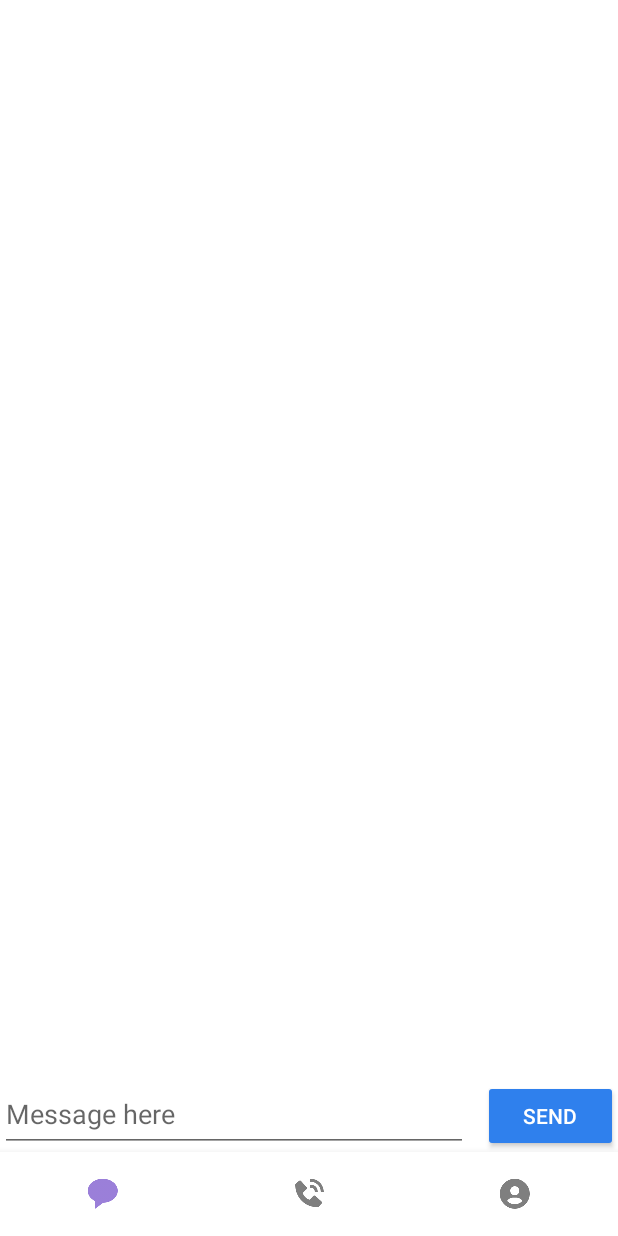
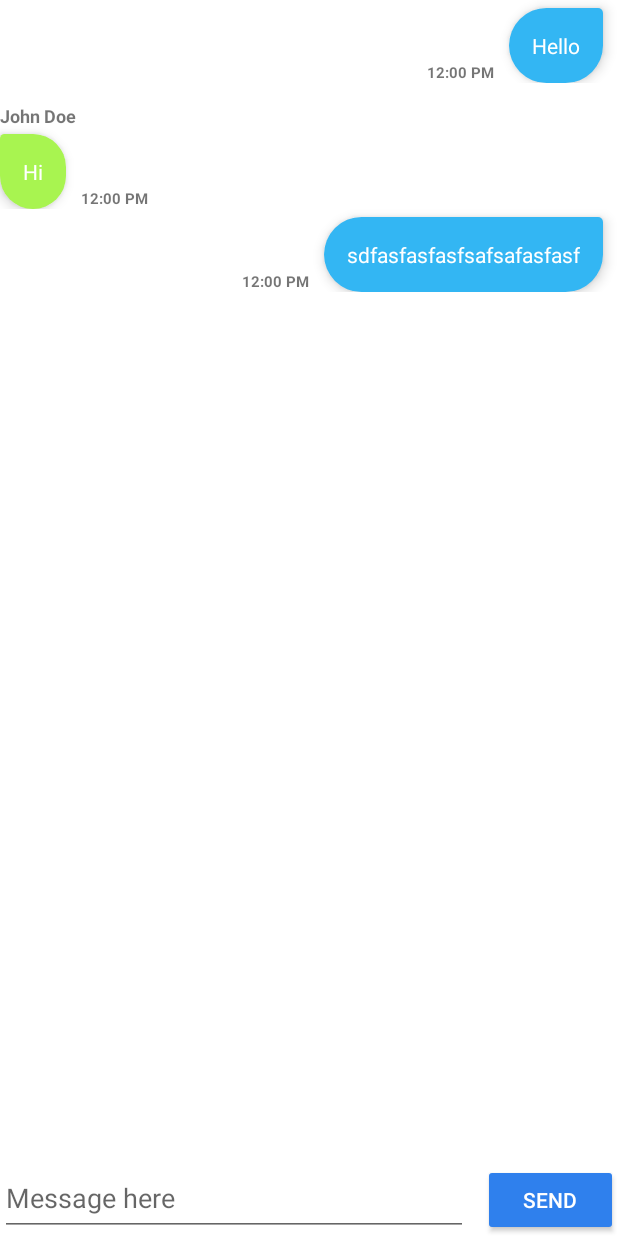
Before and after one commit to huypham85/ChatAppClient, an Android app: the ChatFragment screen opened through its navigation route, on a phone screen of 412 x 824 dp. Run offline under Robolectric (Android 15) with nearby library versions, the phone set to English and light mode, and no system bars; our stand-ins replace Dagger/Hilt's generated code, data binding, navigation-ui; Roboto replaces fonts that are not available here; 2 statements that could not run were skipped.

Commit message:
add authorization header, message chat

```diff
--- a/app/src/main/java/com/vn/chat_app_client/data/api/common/Consts.kt
+++ b/app/src/main/java/com/vn/chat_app_client/data/api/common/Consts.kt
@@ -2,7 +2,7 @@ package com.vn.chat_app_client.data.api.common
 
 object Consts {
     // todo: save in build config
-    const val BASE_URL = "http://10.1.20.179:1111"
+    const val BASE_URL = "http://192.168.1.9:1111"
     const val AUTHORIZATION_KEY = "Authorization"
     const val JWT_PREFIX = "Bearer "
 }
--- /dev/null
+++ b/app/src/main/java/com/vn/chat_app_client/data/api/service/ProfileService.kt
@@ -0,0 +1,10 @@
+package com.vn.chat_app_client.data.api.service
+
+import com.vn.chat_app_client.data.api.auth.response.profile.ProfileResponse
+import retrofit2.http.GET
+
+interface ProfileService {
+
+    @GET("auth/profile")
+    suspend fun fetchProfile(): ProfileResponse
+}
--- a/app/src/main/java/com/vn/chat_app_client/data/model/Message.kt
+++ b/app/src/main/java/com/vn/chat_app_client/data/model/Message.kt
@@ -1,7 +1,7 @@
 package com.vn.chat_app_client.data.model
 
 data class Message(
-    val user: String,
+    val senderId: Int,
     val message: String,
     val time: Long,
 )
--- a/app/src/main/java/com/vn/chat_app_client/data/repository/AuthRepositoryImpl.kt
+++ b/app/src/main/java/com/vn/chat_app_client/data/repository/AuthRepositoryImpl.kt
@@ -5,7 +5,7 @@ import com.vn.chat_app_client.data.api.auth.response.LoginResponse
 import com.vn.chat_app_client.data.api.auth.response.RegisterRequest
 import com.vn.chat_app_client.data.api.auth.response.RegisterResponse
 import com.vn.chat_app_client.data.api.common.AccountData
-import com.vn.chat_app_client.data.api.common.SavedAccount
+import com.vn.chat_app_client.data.api.common.SavedAccountManager
 import com.vn.chat_app_client.data.api.service.AuthService
 import com.vn.chat_app_client.data.model.User
 import com.vn.chat_app_client.domain.repository.repository.AuthRepository
@@ -17,7 +17,7 @@ import javax.inject.Inject
 
 class AuthRepositoryImpl @Inject constructor(
     private val service: AuthService,
-    private val savedAccount: SavedAccount,
+    private val savedAccountManager: SavedAccountManager,
 ) : AuthRepository {
     override suspend fun checkLogin(user: User): Result<LoginResponse> {
         return withContext(Dispatchers.Default) {
@@ -35,7 +35,7 @@ class AuthRepositoryImpl @Inject constructor(
         return try {
             val accountData = JWTHelper.decode<AccountData>(loginData.accessToken)
             // TODO: handle data from accountData
-            savedAccount.accessToken = loginData.accessToken
+            savedAccountManager.saveAuthToken(loginData.accessToken)
             Result.success(Unit)
         } catch (e: Exception) {
             Result.failure(e)
--- a/app/src/main/java/com/vn/chat_app_client/presentation/MainActivity.kt
+++ b/app/src/main/java/com/vn/chat_app_client/presentation/MainActivity.kt
@@ -1,9 +1,11 @@
 package com.vn.chat_app_client.presentation
 
 import android.os.Bundle
+import android.view.View
 import androidx.appcompat.app.AppCompatActivity
 import androidx.core.view.isVisible
 import androidx.navigation.NavController
+import androidx.navigation.NavDestination
 import androidx.navigation.fragment.NavHostFragment
 import androidx.navigation.ui.setupWithNavController
 import com.vn.chat_app_client.R
@@ -35,5 +37,11 @@ class MainActivity : AppCompatActivity() {
                 binding.bottomNavigationView.isVisible = !visibility
             }
         }
+
+        navController.addOnDestinationChangedListener { _, nd: NavDestination, _ ->
+            if (nd.id == R.id.chatFragment) {
+                binding.bottomNavigationView.visibility = View.GONE
+            }
+        }
     }
 }
--- a/app/src/main/java/com/vn/chat_app_client/presentation/chats/ChatFragment.kt
+++ b/app/src/main/java/com/vn/chat_app_client/presentation/chats/ChatFragment.kt
@@ -1,24 +1,76 @@
 package com.vn.chat_app_client.presentation.chats
 
-import androidx.lifecycle.ViewModelProvider
+import android.annotation.SuppressLint
+import android.graphics.Rect
 import android.os.Bundle
-import androidx.fragment.app.Fragment
 import android.view.LayoutInflater
 import android.view.View
 import android.view.ViewGroup
+import android.view.ViewTreeObserver
+import androidx.databinding.DataBindingUtil
+import androidx.fragment.app.Fragment
 import androidx.fragment.app.viewModels
+import androidx.lifecycle.lifecycleScope
+import androidx.recyclerview.widget.LinearLayoutManager
 import com.vn.chat_app_client.R
+import com.vn.chat_app_client.data.model.Message
+import com.vn.chat_app_client.databinding.FragmentChatBinding
 import dagger.hilt.android.AndroidEntryPoint
 
 @AndroidEntryPoint
 class ChatFragment : Fragment() {
     private val viewModel: ChatViewModel by viewModels()
+    private lateinit var binding: FragmentChatBinding
 
+    private val adapter: MessageAdapter by lazy {
+        MessageAdapter(requireContext())
+    }
+
+    @SuppressLint("NotifyDataSetChanged")
     override fun onCreateView(
         inflater: LayoutInflater, container: ViewGroup?,
         savedInstanceState: Bundle?
-    ): View? {
-        return inflater.inflate(R.layout.fragment_chat, container, false)
+    ): View {
+        binding = DataBindingUtil.inflate(inflater, R.layout.fragment_chat, container, false)
+        binding.viewModel = viewModel
+
+        binding.chatRecyclerView.layoutManager = LinearLayoutManager(context)
+        binding.chatRecyclerView.adapter = adapter
+
+        binding.sendBtn.setOnClickListener {
+            val message = Message(1, binding.messageEdt.text.toString(), 1)
+            viewModel.addNewMessage(message)
+            binding.messageEdt.setText("")
+            binding.chatRecyclerView.scrollToPosition(adapter.itemCount - 1)
+        }
+
+        lifecycleScope.launchWhenStarted {
+            viewModel.messages.collect {
+                adapter.reloadData(it)
+            }
+        }
+
+        binding.messageEdt.setOnClickListener { checkKeyboard() }
+
+        return binding.root
+    }
+
+    private fun checkKeyboard() {
+        val view = binding.rootView
+        view.viewTreeObserver.addOnGlobalLayoutListener(object :
+            ViewTreeObserver.OnGlobalLayoutListener {
+            override fun onGlobalLayout() {
+                val r = Rect()
+                view.getWindowVisibleDisplayFrame(r)
+                val heightDiff = view.rootView.height - r.height()
+                if (heightDiff > 0.25 * view.rootView.height - r.height()) {
+                    if (adapter.itemCount > 0) {
+                        binding.chatRecyclerView.scrollToPosition(adapter.itemCount - 1)
+                        view.viewTreeObserver.removeOnGlobalLayoutListener(this)
+                    }
+                }
+            }
+        })
     }
 
 }
--- a/app/src/main/java/com/vn/chat_app_client/presentation/chats/ChatViewModel.kt
+++ b/app/src/main/java/com/vn/chat_app_client/presentation/chats/ChatViewModel.kt
@@ -1,7 +1,38 @@
 package com.vn.chat_app_client.presentation.chats
 
 import androidx.lifecycle.ViewModel
+import androidx.lifecycle.viewModelScope
+import com.vn.chat_app_client.data.api.service.ProfileService
+import com.vn.chat_app_client.data.model.Message
+import dagger.hilt.android.lifecycle.HiltViewModel
+import kotlinx.coroutines.flow.MutableStateFlow
+import kotlinx.coroutines.flow.asStateFlow
+import kotlinx.coroutines.launch
+import javax.inject.Inject
 
-class ChatViewModel : ViewModel() {
-    // TODO: Implement the ViewModel
+@HiltViewModel
+class ChatViewModel @Inject constructor(
+    private val service: ProfileService,
+) : ViewModel() {
+
+    init {
+        viewModelScope.launch {
+            service.fetchProfile()
+        }
+    }
+
+    private val listMessage = mutableListOf(
+        Message(1, "Hello", 100), Message(2, "Hi", 101),
+        Message(1, "sdfasfasfasfsafsafasfasf", 102)
+    )
+
+    var messageText = MutableStateFlow("")
+    private val _messages = MutableStateFlow(listMessage)
+    val messages = _messages.asStateFlow()
+
+    fun addNewMessage(message: Message) {
+        if (message.message.isNotBlank())
+        _messages.value.add(message)
+        messageText.value = ""
+    }
 }
--- a/app/src/main/java/com/vn/chat_app_client/presentation/chats/MessageAdapter.kt
+++ b/app/src/main/java/com/vn/chat_app_client/presentation/chats/MessageAdapter.kt
@@ -3,7 +3,9 @@ package com.vn.chat_app_client.presentation.chats
 import android.annotation.SuppressLint
 import android.content.Context
 import android.view.LayoutInflater
+import android.view.View
 import android.view.ViewGroup
+import android.widget.TextView
 import androidx.recyclerview.widget.RecyclerView
 import com.vn.chat_app_client.R
 import com.vn.chat_app_client.data.model.Message
@@ -11,12 +13,12 @@ import com.vn.chat_app_client.data.model.Message
 private const val VIEW_TYPE_MY_MESSAGE = 1
 private const val VIEW_TYPE_OTHER_MESSAGE = 2
 
-class MessageAdapter (val context: Context) : RecyclerView.Adapter<MessageViewHolder>() {
-    private val messages: ArrayList<Message> = ArrayList()
+class MessageAdapter(val context: Context) : RecyclerView.Adapter<MessageViewHolder>() {
+    private var messages: List<Message> = emptyList()
 
     @SuppressLint("NotifyDataSetChanged")
-    fun addMessage(message: Message){
-        messages.add(message)
+    fun reloadData(messages: List<Message>) {
+        this.messages = messages
         notifyDataSetChanged()
     }
 
@@ -27,51 +29,48 @@ class MessageAdapter (val context: Context) : RecyclerView.Adapter<MessageViewHo
     override fun getItemViewType(position: Int): Int {
         val message = messages[position]
 
-        return if(App.user == message.user) {
+        return if (message.senderId == 1) {
             VIEW_TYPE_MY_MESSAGE
-        }
-        else {
+        } else {
             VIEW_TYPE_OTHER_MESSAGE
         }
     }
 
     override fun onCreateViewHolder(parent: ViewGroup, viewType: Int): MessageViewHolder {
-        return if(viewType == VIEW_TYPE_MY_MESSAGE) {
-            MyMessageViewHolder(LayoutInflater.from(context).inflate(R.layout., parent, false))
+        return if (viewType == VIEW_TYPE_MY_MESSAGE) {
+            MyMessageViewHolder(
+                LayoutInflater.from(context).inflate(R.layout.my_message, parent, false)
+            )
         } else {
-            OtherMessageViewHolder(LayoutInflater.from(context).inflate(R.layout.other_message, parent, false))
+            OtherMessageViewHolder(
+                LayoutInflater.from(context).inflate(R.layout.other_message, parent, false)
+            )
         }
     }
 
     override fun onBindViewHolder(holder: MessageViewHolder, position: Int) {
-        val message = messages.get(position)
+        val message = messages[position]
 
-        holder?.bind(message)
+        holder.bind(message)
     }
 
-    inner class MyMessageViewHolder (view: View) : MessageViewHolder(view) {
-        private var messageText: TextView = view.txtMyMessage
-        private var timeText: TextView = view.txtMyMessageTime
+    inner class MyMessageViewHolder(view: View) : MessageViewHolder(view) {
+        private var messageText: TextView = view.findViewById(R.id.txtMyMessage)
+        override fun bind(message: Message) {
+            messageText.text = message.message
+
+        }
+    }
+
+    inner class OtherMessageViewHolder(view: View) : MessageViewHolder(view) {
+        private var messageText: TextView = view.findViewById(R.id.txtOtherMessage)
 
         override fun bind(message: Message) {
             messageText.text = message.message
-            timeText.text = DateUtils.fromMillisToTimeString(message.time)
-        }
-    }
-
-    inner class OtherMessageViewHolder (view: View) : MessageViewHolder(view) {
-        private var messageText: TextView = view.txtOtherMessage
-        private var userText: TextView = view.txtOtherUser
-        private var timeText: TextView = view.txtOtherMessageTime
-
-        override fun bind(message: Message) {
-            messageText.text = message.message
-            userText.text = message.user
-            timeText.text = DateUtils.fromMillisToTimeString(message.time)
         }
     }
 }
 
-open class MessageViewHolder (view: View) : RecyclerView.ViewHolder(view) {
-    open fun bind(message:Message) {}
+open class MessageViewHolder(view: View) : RecyclerView.ViewHolder(view) {
+    open fun bind(message: Message) {}
 }
--- /dev/null
+++ b/app/src/main/res/drawable-hdpi/my_message_bubble.xml
@@ -0,0 +1,12 @@
+<?xml version="1.0" encoding="utf-8"?>
+
+<shape xmlns:android="http://schemas.android.com/apk/res/android"
+    android:shape="rectangle">
+
+    <solid android:color="#33B6F3" />
+
+    <corners
+        android:topRightRadius="5dp"
+        android:radius="40dp" />
+
+</shape>
--- /dev/null
+++ b/app/src/main/res/drawable-hdpi/other_message_bubble.xml
@@ -0,0 +1,12 @@
+<?xml version="1.0" encoding="utf-8"?>
+
+<shape xmlns:android="http://schemas.android.com/apk/res/android"
+    android:shape="rectangle">
+
+    <solid android:color="#A8F450" />
+
+    <corners
+        android:topLeftRadius="5dp"
+        android:radius="40dp" />
+
+</shape>
--- a/app/src/main/res/layout/fragment_chat.xml
+++ b/app/src/main/res/layout/fragment_chat.xml
@@ -1,15 +1,17 @@
 <?xml version="1.0" encoding="utf-8"?>
 <layout xmlns:android="http://schemas.android.com/apk/res/android"
-    xmlns:tools="http://schemas.android.com/tools"
-    xmlns:app="http://schemas.android.com/apk/res-auto">
+    xmlns:app="http://schemas.android.com/apk/res-auto"
+    xmlns:tools="http://schemas.android.com/tools">
 
     <data>
+
         <variable
             name="viewModel"
             type="com.vn.chat_app_client.presentation.chats.ChatViewModel" />
     </data>
 
     <androidx.constraintlayout.widget.ConstraintLayout
+        android:id="@+id/rootView"
         android:layout_width="match_parent"
         android:layout_height="match_parent"
         tools:context=".presentation.chats.ChatFragment">
@@ -17,39 +19,40 @@
         <androidx.recyclerview.widget.RecyclerView
             android:id="@+id/chatRecyclerView"
             android:layout_width="match_parent"
-            android:layout_height="wrap_content"
-            app:layout_constraintTop_toTopOf="parent"
+            android:layout_height="0dp"
+            app:layout_constraintBottom_toTopOf="@id/sendLayout"
+            app:layout_constraintEnd_toEndOf="parent"
             app:layout_constraintStart_toStartOf="parent"
-            app:layout_constraintEnd_toEndOf="parent"
-            />
+            app:layout_constraintTop_toTopOf="parent" />
 
         <androidx.constraintlayout.widget.ConstraintLayout
+            android:id="@+id/sendLayout"
             android:layout_width="match_parent"
             android:layout_height="wrap_content"
             app:layout_constraintBottom_toBottomOf="parent"
-            app:layout_constraintStart_toStartOf="parent"
             app:layout_constraintEnd_toEndOf="parent"
-            >
+            app:layout_constraintStart_toStartOf="parent">
+
             <EditText
                 android:id="@+id/messageEdt"
                 android:layout_width="match_parent"
                 android:layout_height="50dp"
-                app:layout_constraintTop_toTopOf="parent"
-                app:layout_constraintStart_toStartOf="parent"
-                app:layout_constraintBottom_toBottomOf="parent"
                 android:layout_marginEnd="100dp"
                 android:hint="@string/message_here"
-                />
+                android:text="@={viewModel.messageText}"
+                app:layout_constraintBottom_toBottomOf="parent"
+                app:layout_constraintStart_toStartOf="parent"
+                app:layout_constraintTop_toTopOf="parent" />
+
             <androidx.appcompat.widget.AppCompatButton
                 android:id="@+id/sendBtn"
                 android:layout_width="90dp"
                 android:layout_height="wrap_content"
-                app:layout_constraintEnd_toEndOf="parent"
-                app:layout_constraintBottom_toBottomOf="parent"
+                android:backgroundTint="@color/blue__button_color"
                 android:text="@string/send"
                 android:textColor="@color/white"
-                android:backgroundTint="@color/blue__button_color"
-                />
+                app:layout_constraintBottom_toBottomOf="parent"
+                app:layout_constraintEnd_toEndOf="parent" />
         </androidx.constraintlayout.widget.ConstraintLayout>
 
     </androidx.constraintlayout.widget.ConstraintLayout>
--- /dev/null
+++ b/app/src/main/res/layout/my_message.xml
@@ -0,0 +1,34 @@
+<?xml version="1.0" encoding="utf-8"?>
+<androidx.constraintlayout.widget.ConstraintLayout
+    xmlns:android="http://schemas.android.com/apk/res/android"
+    xmlns:app="http://schemas.android.com/apk/res-auto"
+    android:layout_width="match_parent"
+    android:layout_height="wrap_content">
+
+    <TextView
+        android:id="@+id/txtMyMessage"
+        android:text="Hi, my message"
+        android:background="@drawable/my_message_bubble"
+        android:layout_width="wrap_content"
+        android:layout_height="wrap_content"
+        android:maxWidth="240dp"
+        android:padding="15dp"
+        android:elevation="5dp"
+        android:textColor="#ffffff"
+        android:layout_marginEnd="10dp"
+        android:layout_marginTop="5dp"
+        app:layout_constraintRight_toRightOf="parent"
+        app:layout_constraintTop_toTopOf="parent" />
+
+    <TextView
+        android:id="@+id/txtMyMessageTime"
+        android:text="12:00 PM"
+        android:layout_width="wrap_content"
+        android:layout_height="wrap_content"
+        android:textSize="10sp"
+        android:textStyle="bold"
+        android:layout_marginEnd="10dp"
+        app:layout_constraintBottom_toBottomOf="@+id/txtMyMessage"
+        app:layout_constraintRight_toLeftOf="@+id/txtMyMessage" />
+
+</androidx.constraintlayout.widget.ConstraintLayout>
--- /dev/null
+++ b/app/src/main/res/layout/other_message.xml
@@ -0,0 +1,46 @@
+<?xml version="1.0" encoding="utf-8"?>
+
+<androidx.constraintlayout.widget.ConstraintLayout
+    xmlns:android="http://schemas.android.com/apk/res/android"
+    xmlns:app="http://schemas.android.com/apk/res-auto"
+    android:layout_width="match_parent"
+    android:layout_height="wrap_content"
+    android:paddingTop="8dp">
+
+    <TextView
+        android:id="@+id/txtOtherUser"
+        android:text="John Doe"
+        android:layout_width="wrap_content"
+        android:layout_height="wrap_content"
+        android:textSize="12sp"
+        android:textStyle="bold"
+        app:layout_constraintTop_toTopOf="parent"
+        app:layout_constraintStart_toStartOf="parent"
+        android:layout_marginTop="5dp" />
+
+    <TextView
+        android:id="@+id/txtOtherMessage"
+        android:text="Hi, John's message"
+        android:background="@drawable/other_message_bubble"
+        android:layout_width="wrap_content"
+        android:layout_height="wrap_content"
+        android:maxWidth="240dp"
+        android:padding="15dp"
+        android:elevation="5dp"
+        android:textColor="#ffffff"
+        android:layout_marginTop="4dp"
+        app:layout_constraintTop_toBottomOf="@+id/txtOtherUser"
+        app:layout_constraintStart_toStartOf="parent"/>
+
+    <TextView
+        android:id="@+id/txtOtherMessageTime"
+        android:text="12:00 PM"
+        android:layout_width="wrap_content"
+        android:layout_height="wrap_content"
+        android:textSize="10sp"
+        android:textStyle="bold"
+        app:layout_constraintLeft_toRightOf="@+id/txtOtherMessage"
+        android:layout_marginLeft="10dp"
+        app:layout_constraintBottom_toBottomOf="@+id/txtOtherMessage" />
+
+</androidx.constraintlayout.widget.ConstraintLayout>
```
Also changed, not shown: app/src/main/java/com/vn/chat_app_client/data/api/auth/response/profile/ProfileResponse.kt (added, +9 -0 lines), app/src/main/java/com/vn/chat_app_client/data/api/common/SavedAccount.kt (deleted, +0 -13 lines), app/src/main/java/com/vn/chat_app_client/data/api/common/SavedAccountManager.kt (added, +37 -0 lines), app/src/main/java/com/vn/chat_app_client/data/di/NetworkModule.kt (+26 -8 lines), app/src/main/java/com/vn/chat_app_client/data/di/RepositoryModule.kt (+8 -3 lines), app/src/main/java/com/vn/chat_app_client/data/di/ServicesModule.kt (+7 -0 lines), app/src/main/java/com/vn/chat_app_client/data/repository/AuthRepositoryMock.kt (+4 -4 lines).
